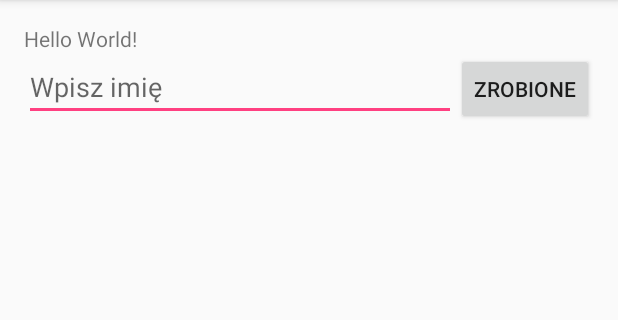
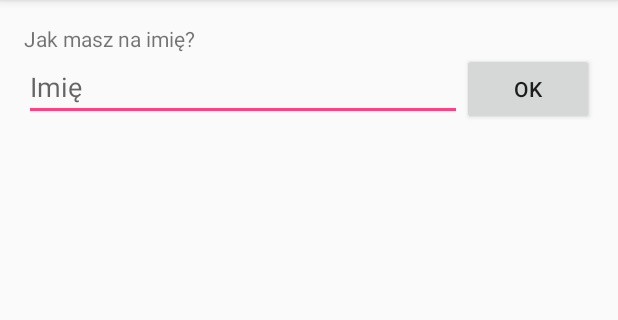
Before and after one commit to mobigliani/GoodGamesApplication, an Android app: the screen it shows after launch (MainActivity), on a phone screen of 412 x 824 dp, the part 84-404 px from its top. Run offline under Robolectric (Android 15) with nearby library versions, the phone set to English and light mode, and no system bars.

```diff
--- a/app/src/main/res/layout/activity_main.xml
+++ b/app/src/main/res/layout/activity_main.xml
@@ -17,7 +17,7 @@
     <TextView
         android:layout_width="wrap_content"
         android:layout_height="wrap_content"
-        android:text="Hello World!"
+        android:text="@string/introduction_request"
         />
     <LinearLayout
         android:layout_width="match_parent"
--- a/app/src/main/res/values/strings.xml
+++ b/app/src/main/res/values/strings.xml
@@ -1,5 +1,6 @@
 <resources>
     <string name="app_name">GoodGames Application</string>
-    <string name="edit_message">Wpisz imię</string>
-    <string name="button_send">Zrobione</string>
+    <string name="edit_message">Imię</string>
+    <string name="button_send">OK</string>
+    <string name="introduction_request">Jak masz na imię?</string>
 </resources>
```
Also changed, not shown: app/src/main/java/com/example/mateusz/goodgamesapplication/DisplayImageActivity.java (+60 -2 lines), app/src/main/res/layout/activity_display_message.xml (+11 -0 lines).
